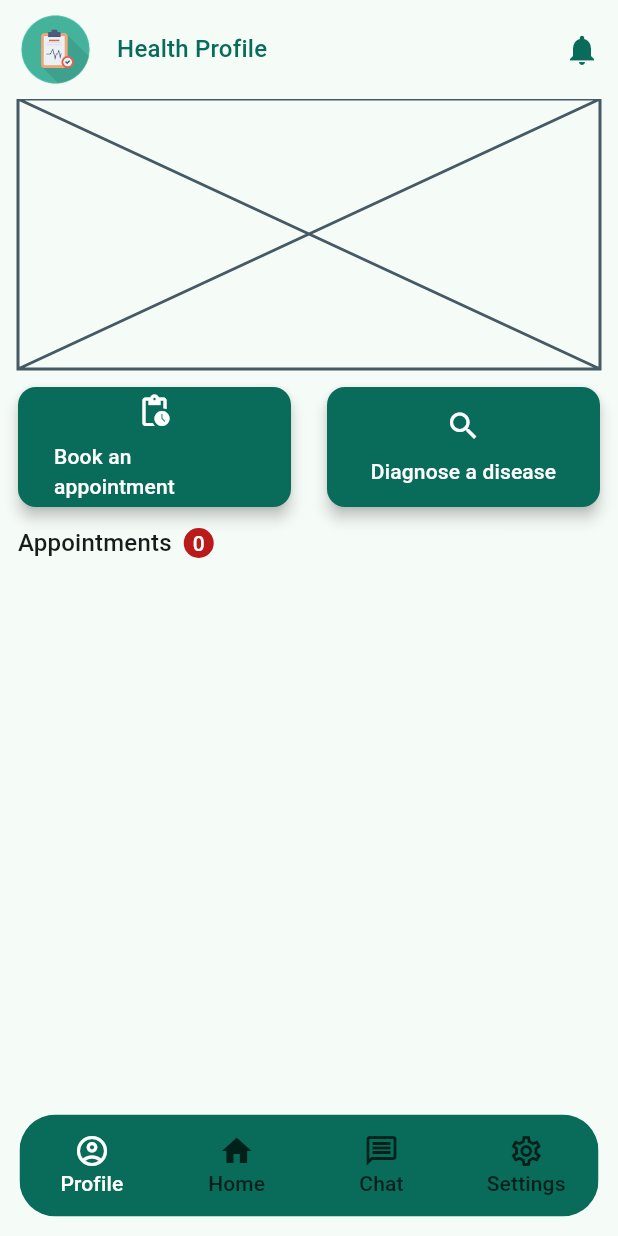
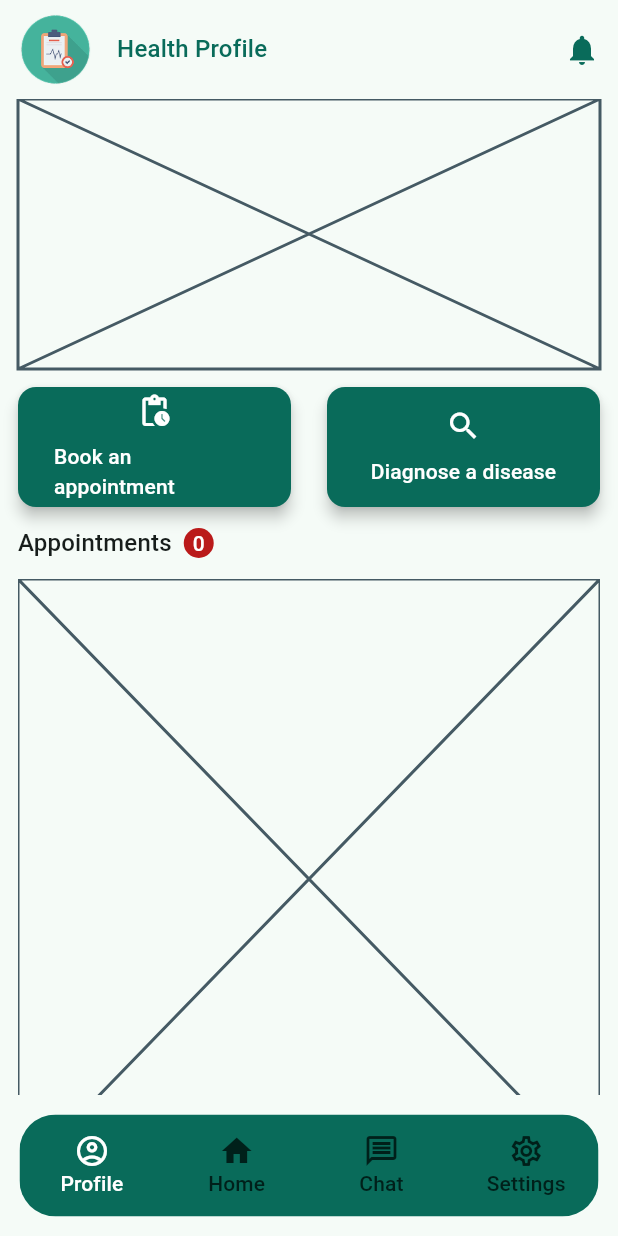
Before and after one commit to anhkien7780/health_profile, a Flutter app: the HomeChildPage screen opened directly, after a tap on the "notifications" icon, on a phone screen of 412 x 824 dp. Run offline on Flutter 3.47's test engine with Material 3 defaults, Android fonts, the phone set to English and light mode, and no system bars; drawn by our look-alikes of loader_overlay; our stand-ins replace equatable, flutter_bloc, flutter_svg, go_router, google_fonts, shared_preferences and 1 more; accounts and stored records are empty; statements that could not run were skipped.

Commit message:
feat(home): Add placeholder list and app bar action
- Implement a placeholder `ListView` on the home screen for future content.
- Update the `createAppbar` function to accept an `onAlarmActionPressed` callback.
- Pass an empty callback from the `HomePage` to the app bar's notification icon.

```diff
--- a/lib/ui/pages/home/home_page.dart
+++ b/lib/ui/pages/home/home_page.dart
@@ -39,7 +39,7 @@ class _HomeChildPageState extends State<HomeChildPage> {
   @override
   Widget build(BuildContext context) {
     return Scaffold(
-      appBar: createAppbar(context),
+      appBar: createAppbar(context, onAlarmActionPressed: () {}),
       bottomNavigationBar: _createBottomNavigationBar(),
       body: Padding(
         padding: EdgeInsets.symmetric(horizontal: AppDimens.paddingNormal),
@@ -91,6 +91,11 @@ class _HomeChildPageState extends State<HomeChildPage> {
                 ),
               ],
             ),
+            Expanded(
+              child: ListView.builder(
+                itemBuilder: (context, index) => Placeholder(),
+              ),
+            ),
           ],
         ),
       ),
--- a/lib/utils/create_app_bar.dart
+++ b/lib/utils/create_app_bar.dart
@@ -2,7 +2,7 @@ import 'package:flutter/material.dart';
 import 'package:health_profile/common/app_dimens.dart';
 import 'package:health_profile/common/app_images.dart';
 
-AppBar createAppbar(BuildContext context) {
+AppBar createAppbar(BuildContext context, {required VoidCallback onAlarmActionPressed}) {
   return AppBar(
     leading: Padding(
       padding: const EdgeInsets.only(
@@ -17,10 +17,13 @@ AppBar createAppbar(BuildContext context) {
       ),
     ),
     actions: [
-      IconButton(onPressed: () {}, icon: Icon(Icons.notifications)),
+      IconButton(
+        onPressed: () {
+          onAlarmActionPressed();
+        },
+        icon: Icon(Icons.notifications),
+      ),
     ],
-    title: Text(
-      "Health Profile",
-    ),
+    title: Text("Health Profile"),
   );
 }
```
